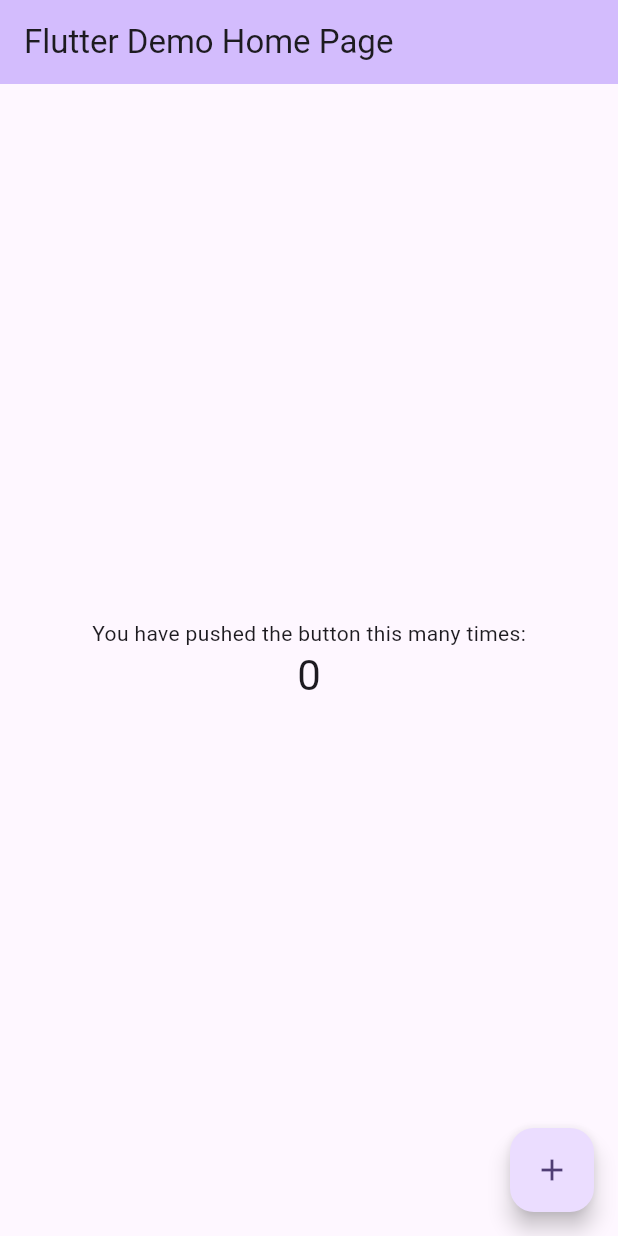
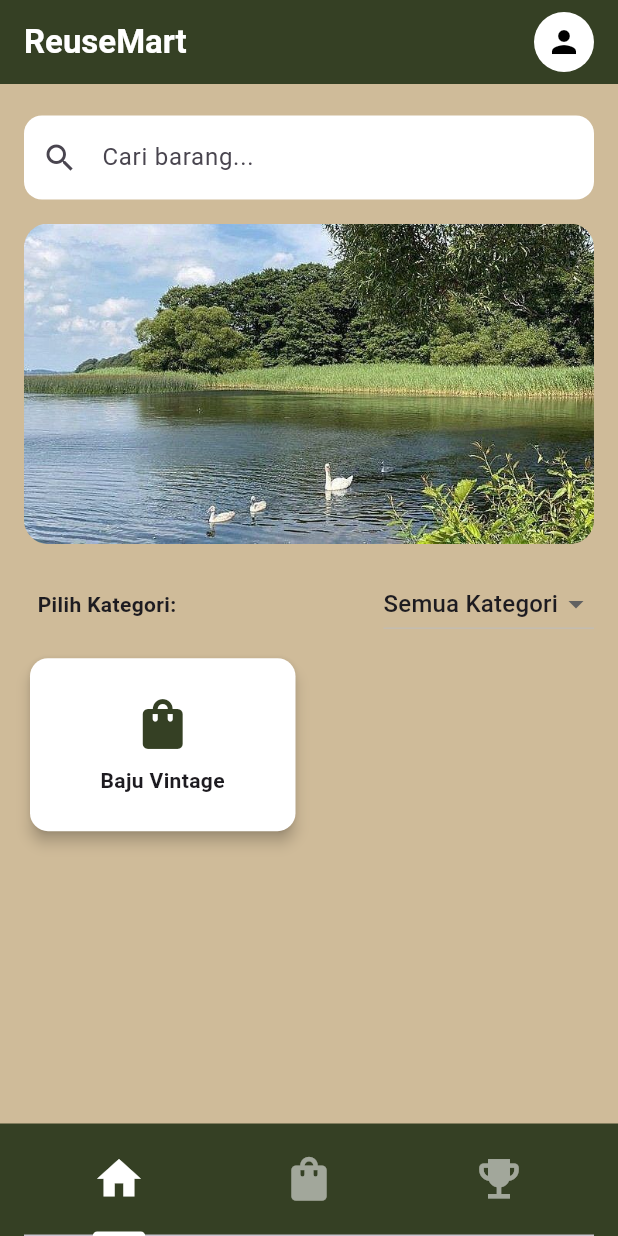
Before and after one commit to listyaomii/reuse_mart, a Flutter app: the screen it shows after launch, on a phone screen of 412 x 824 dp. Run offline on Flutter 3.47's test engine with Material 3 defaults, Android fonts, the phone set to English and light mode, and no system bars; our stand-ins replace flutter_riverpod.

Commit message:
login,homePage baru

```diff
--- /dev/null
+++ b/lib/View/homePage.dart
@@ -0,0 +1,224 @@
+import 'package:flutter/material.dart';
+import 'package:reuse_mart/View/loginPage.dart';
+import 'package:reuse_mart/View/merchandisePage.dart';
+import 'package:reuse_mart/View/topsellerPage.dart';
+
+class HomePage extends StatefulWidget {
+  const HomePage({super.key});
+
+  @override
+  State<HomePage> createState() => _HomePageState();
+}
+
+class _HomePageState extends State<HomePage>
+    with SingleTickerProviderStateMixin {
+  late TabController tabController;
+
+  final TextEditingController searchController = TextEditingController();
+
+  final List<Map<String, String>> allItems = [
+    {'name': 'Meja bekas', 'category': 'Perabot'},
+    {'name': 'Kursi plastik', 'category': 'Perabot'},
+    {'name': 'TV second', 'category': 'Elektronik'},
+    {'name': 'Baju Vintage', 'category': 'Fashion'},
+    {'name': 'Kompor Gas', 'category': 'Elektronik'},
+    {'name': 'Rak Kayu', 'category': 'Perabot'},
+  ];
+  List<Map<String, String>> filteredItems = [];
+
+  List<String> categories = [
+    'Semua Kategori',
+    'Elektronik',
+    'Fashion',
+    'Perabot'
+  ];
+  String selectedCategory = 'Semua Kategori';
+
+  @override
+  void initState() {
+    super.initState();
+    tabController = TabController(length: 3, vsync: this);
+
+    filteredItems = allItems.where((item) {
+      return item['category'] == 'Fashion';
+    }).toList();
+    searchController.addListener(_onSearchChanged);
+  }
+
+  @override
+  void dispose() {
+    tabController.dispose();
+    searchController.dispose();
+    super.dispose();
+  }
+
+  void _onSearchChanged() {
+    setState(() {
+      filteredItems = allItems.where((item) {
+        final matchesSearch = item['name']!
+            .toLowerCase()
+            .contains(searchController.text.toLowerCase());
+        final matchesCategory = selectedCategory == 'Semua Kategori' ||
+            item['category'] == selectedCategory;
+        return matchesSearch && matchesCategory;
+      }).toList();
+    });
+  }
+
+  @override
+  Widget build(BuildContext context) {
+    return Scaffold(
+      backgroundColor: const Color(0xFFCFBB99),
+      appBar: AppBar(
+        backgroundColor: const Color(0xFF354024),
+        title: const Text(
+          'ReuseMart',
+          style: TextStyle(
+            fontWeight: FontWeight.bold,
+            color: Colors.white,
+          ),
+        ),
+        actions: [
+          Padding(
+            padding: const EdgeInsets.only(right: 16),
+            child: GestureDetector(
+              onTap: () {
+                Navigator.push(
+                  context,
+                  MaterialPageRoute(builder: (context) => const loginPage()),
+                );
+              },
+              child: const CircleAvatar(
+                backgroundColor: Colors.white,
+                child: Icon(Icons.person, color: Colors.black),
+              ),
+            ),
+          ),
+        ],
+      ),
+      body: TabBarView(
+        controller: tabController,
+        children: [
+          homePageContent(),
+          const merchandisePage(),
+          const Topsellerpage(),
+        ],
+      ),
+      bottomNavigationBar: Container(
+        color: const Color(0xFF354024),
+        height: 75,
+        child: Padding(
+          padding: const EdgeInsets.symmetric(horizontal: 16),
+          child: TabBar(
+            controller: tabController,
+            labelColor: Colors.white,
+            unselectedLabelColor: Colors.white54,
+            indicatorColor: Colors.white,
+            tabs: const [
+              Tab(icon: Icon(Icons.home, size: 35)),
+              Tab(icon: Icon(Icons.shopping_bag, size: 35)),
+              Tab(icon: Icon(Icons.emoji_events, size: 35)),
+            ],
+          ),
+        ),
+      ),
+    );
+  }
+
+  Widget homePageContent() {
+    return SingleChildScrollView(
+      padding: const EdgeInsets.all(16),
+      child: Column(
+        crossAxisAlignment: CrossAxisAlignment.start,
+        children: [
+          const SizedBox(height: 5),
+          TextField(
+            controller: searchController,
+            decoration: InputDecoration(
+              hintText: 'Cari barang...',
+              filled: true,
+              fillColor: Colors.white,
+              prefixIcon: const Icon(Icons.search),
+              border: OutlineInputBorder(
+                borderRadius: BorderRadius.circular(12),
+                borderSide: BorderSide.none,
+              ),
+            ),
+          ),
+          const SizedBox(height: 16),
+          ClipRRect(
+            borderRadius: BorderRadius.circular(16),
+            child: Image.asset('assets/benner_welcome.jpg'),
+          ),
+          const SizedBox(height: 16),
+          Row(
+            mainAxisAlignment: MainAxisAlignment.spaceBetween,
+            children: [
+              const Padding(
+                padding: EdgeInsets.only(left: 9.0),
+                child: Text(
+                  'Pilih Kategori:',
+                  style: TextStyle(fontWeight: FontWeight.bold),
+                ),
+              ),
+              DropdownButton<String>(
+                value: selectedCategory,
+                items: categories.map((String category) {
+                  return DropdownMenuItem<String>(
+                    value: category,
+                    child: Text(category),
+                  );
+                }).toList(),
+                onChanged: (value) {
+                  setState(() {
+                    selectedCategory = value!;
+                    _onSearchChanged();
+                  });
+                },
+              ),
+            ],
+          ),
+          const SizedBox(height: 8),
+          GridView.builder(
+            shrinkWrap: true,
+            physics:
+                const NeverScrollableScrollPhysics(), // supaya gak konflik scroll
+            itemCount: filteredItems.length,
+            gridDelegate: const SliverGridDelegateWithFixedCrossAxisCount(
+              crossAxisCount: 2,
+              crossAxisSpacing: 10,
+              mainAxisSpacing: 10,
+              childAspectRatio: 3 / 2,
+            ),
+            itemBuilder: (context, index) {
+              final item = filteredItems[index];
+              return Card(
+                color: Colors.white,
+                shape: RoundedRectangleBorder(
+                  borderRadius: BorderRadius.circular(12),
+                ),
+                elevation: 4,
+                child: Padding(
+                  padding: const EdgeInsets.all(8.0),
+                  child: Column(
+                    mainAxisAlignment: MainAxisAlignment.center,
+                    children: [
+                      const Icon(Icons.shopping_bag,
+                          size: 40, color: Color(0xFF354024)),
+                      const SizedBox(height: 8),
+                      Text(
+                        item['name']!,
+                        textAlign: TextAlign.center,
+                        style: const TextStyle(fontWeight: FontWeight.bold),
+                      ),
+                    ],
+                  ),
+                ),
+              );
+            },
+          ),
+        ],
+      ),
+    );
+  }
+}
--- a/lib/main.dart
+++ b/lib/main.dart
@@ -1,125 +1,19 @@
 import 'package:flutter/material.dart';
+import 'package:flutter_riverpod/flutter_riverpod.dart';
+import 'package:reuse_mart/View/homePage.dart';
 
 void main() {
-  runApp(const MyApp());
+  runApp(const ProviderScope(child: MainApp())); // Wrapping with ProviderScope
 }
 
-class MyApp extends StatelessWidget {
-  const MyApp({super.key});
+class MainApp extends StatelessWidget {
+  const MainApp({super.key});
 
-  // This widget is the root of your application.
   @override
   Widget build(BuildContext context) {
     return MaterialApp(
-      title: 'Flutter Demo',
-      theme: ThemeData(
-        // This is the theme of your application.
-        //
-        // TRY THIS: Try running your application with "flutter run". You'll see
-        // the application has a purple toolbar. Then, without quitting the app,
-        // try changing the seedColor in the colorScheme below to Colors.green
-        // and then invoke "hot reload" (save your changes or press the "hot
-        // reload" button in a Flutter-supported IDE, or press "r" if you used
-        // the command line to start the app).
-        //
-        // Notice that the counter didn't reset back to zero; the application
-        // state is not lost during the reload. To reset the state, use hot
-        // restart instead.
-        //
-        // This works for code too, not just values: Most code changes can be
-        // tested with just a hot reload.
-        colorScheme: ColorScheme.fromSeed(seedColor: Colors.deepPurple),
-        useMaterial3: true,
-      ),
-      home: const MyHomePage(title: 'Flutter Demo Home Page'),
+      title: 'Atma Salon',
+      home: HomePage(), // Changed to use class name with uppercase
     );
   }
 }
-
-class MyHomePage extends StatefulWidget {
-  const MyHomePage({super.key, required this.title});
-
-  // This widget is the home page of your application. It is stateful, meaning
-  // that it has a State object (defined below) that contains fields that affect
-  // how it looks.
-
-  // This class is the configuration for the state. It holds the values (in this
-  // case the title) provided by the parent (in this case the App widget) and
-  // used by the build method of the State. Fields in a Widget subclass are
-  // always marked "final".
-
-  final String title;
-
-  @override
-  State<MyHomePage> createState() => _MyHomePageState();
-}
-
-class _MyHomePageState extends State<MyHomePage> {
-  int _counter = 0;
-
-  void _incrementCounter() {
-    setState(() {
-      // This call to setState tells the Flutter framework that something has
-      // changed in this State, which causes it to rerun the build method below
-      // so that the display can reflect the updated values. If we changed
-      // _counter without calling setState(), then the build method would not be
-      // called again, and so nothing would appear to happen.
-      _counter++;
-    });
-  }
-
-  @override
-  Widget build(BuildContext context) {
-    // This method is rerun every time setState is called, for instance as done
-    // by the _incrementCounter method above.
-    //
-    // The Flutter framework has been optimized to make rerunning build methods
-    // fast, so that you can just rebuild anything that needs updating rather
-    // than having to individually change instances of widgets.
-    return Scaffold(
-      appBar: AppBar(
-        // TRY THIS: Try changing the color here to a specific color (to
-        // Colors.amber, perhaps?) and trigger a hot reload to see the AppBar
-        // change color while the other colors stay the same.
-        backgroundColor: Theme.of(context).colorScheme.inversePrimary,
-        // Here we take the value from the MyHomePage object that was created by
-        // the App.build method, and use it to set our appbar title.
-        title: Text(widget.title),
-      ),
-      body: Center(
-        // Center is a layout widget. It takes a single child and positions it
-        // in the middle of the parent.
-        child: Column(
-          // Column is also a layout widget. It takes a list of children and
-          // arranges them vertically. By default, it sizes itself to fit its
-          // children horizontally, and tries to be as tall as its parent.
-          //
-          // Column has various properties to control how it sizes itself and
-          // how it positions its children. Here we use mainAxisAlignment to
-          // center the children vertically; the main axis here is the vertical
-          // axis because Columns are vertical (the cross axis would be
-          // horizontal).
-          //
-          // TRY THIS: Invoke "debug painting" (choose the "Toggle Debug Paint"
-          // action in the IDE, or press "p" in the console), to see the
-          // wireframe for each widget.
-          mainAxisAlignment: MainAxisAlignment.center,
-          children: <Widget>[
-            const Text(
-              'You have pushed the button this many times:',
-            ),
-            Text(
-              '$_counter',
-              style: Theme.of(context).textTheme.headlineMedium,
-            ),
-          ],
-        ),
-      ),
-      floatingActionButton: FloatingActionButton(
-        onPressed: _incrementCounter,
-        tooltip: 'Increment',
-        child: const Icon(Icons.add),
-      ), // This trailing comma makes auto-formatting nicer for build methods.
-    );
-  }
-}
```
Also changed, not shown: lib/View/loginPage.dart (added, +109 -0 lines), lib/View/merchandisePage.dart (added, +15 -0 lines), lib/View/profilePage.dart (added, +15 -0 lines), lib/View/topsellerPage.dart (added, +15 -0 lines), pubspec.yaml (+6 -70 lines), assets/benner_welcome.jpg (added), pubspec.lock, 2 other files.
